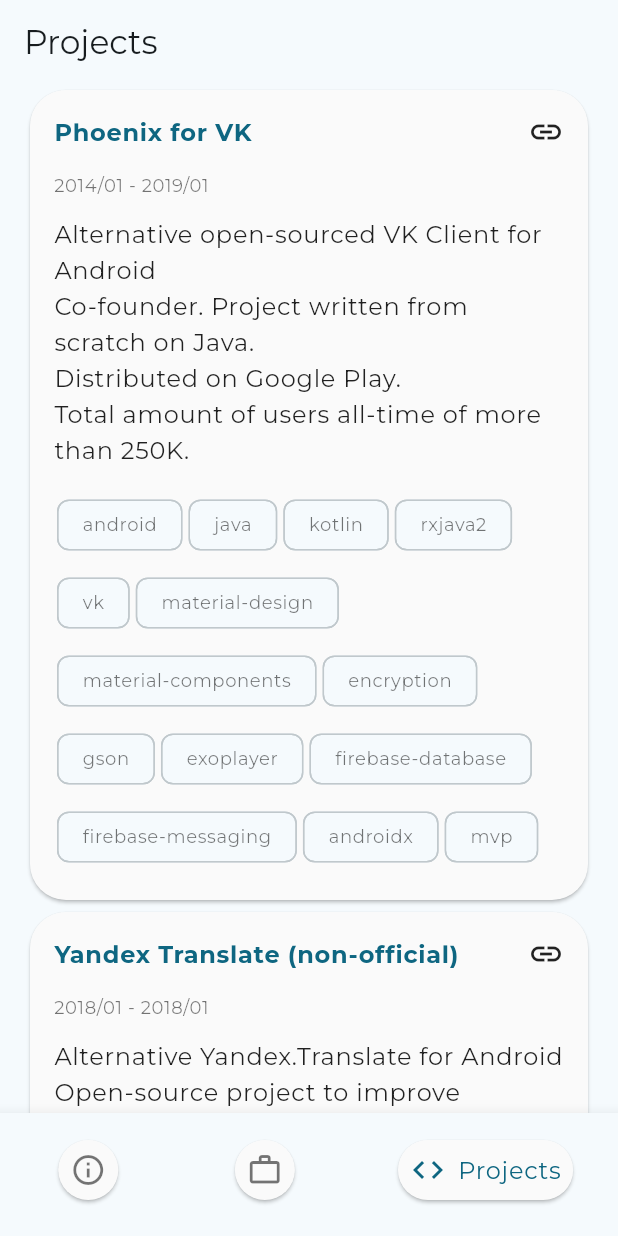
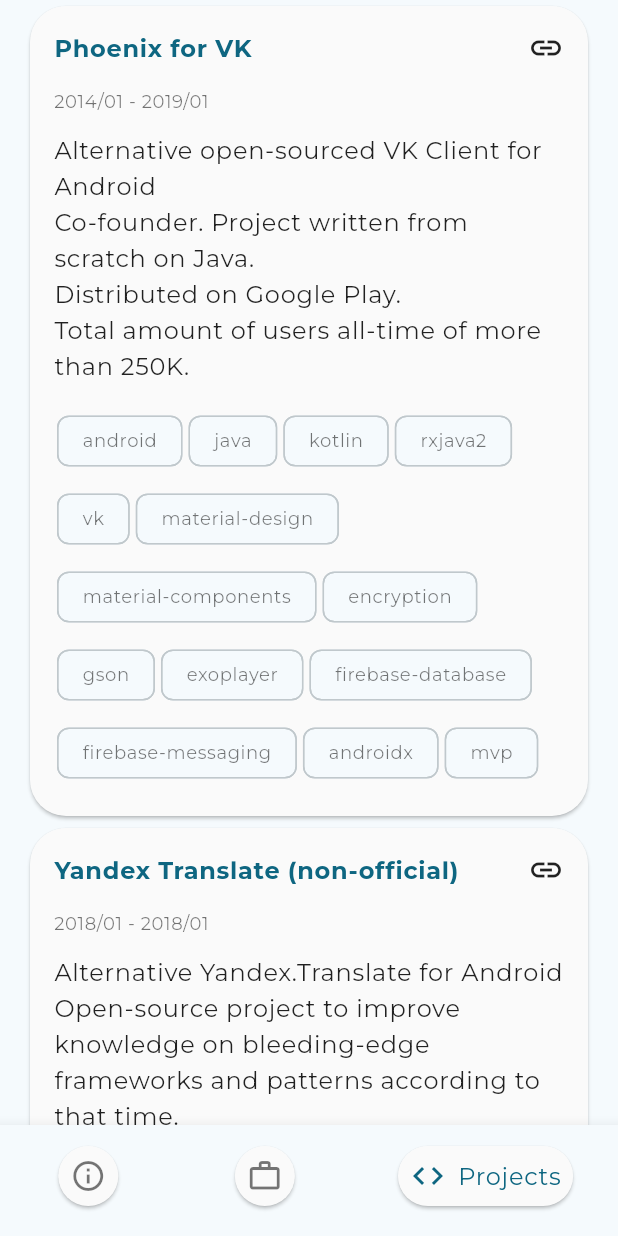
Before and after one commit to ezorrio/ezorrio.dev, a Flutter app: the screen it shows after launch, item 3 of the bottom bar chosen, on a phone screen of 412 x 824 dp. Run offline on Flutter 3.47's test engine with Material 2 defaults, Android fonts, the light colour scheme and no system bars; our stand-ins replace flutter_bloc, font_awesome_flutter, freezed_annotation, google_fonts, shared_preferences; network calls fail.

Commit message:
chore: Remove top bar on mobile

```diff
--- a/lib/ui/page/MainPage.dart
+++ b/lib/ui/page/MainPage.dart
@@ -41,7 +41,7 @@
         child: Column(
           mainAxisSize: MainAxisSize.max,
           children: [
-            AppBar(title: Text(pages.keys.elementAt(tabController.index).title)),
+            // AppBar(title: Text(pages.keys.elementAt(tabController.index).title)),
             Expanded(child: pages.values.elementAt(tabController.index)),
             BottomNavigationBar(
               enableFeedback: false,
@@ -58,6 +58,7 @@
               items: pages.keys
                   .map((e) => BottomNavigationBarItem(
                       icon: Card(
+                        margin: EdgeInsets.zero,
                         child: Padding(
                           padding: const EdgeInsets.all(8.0),
                           child: Row(
```
